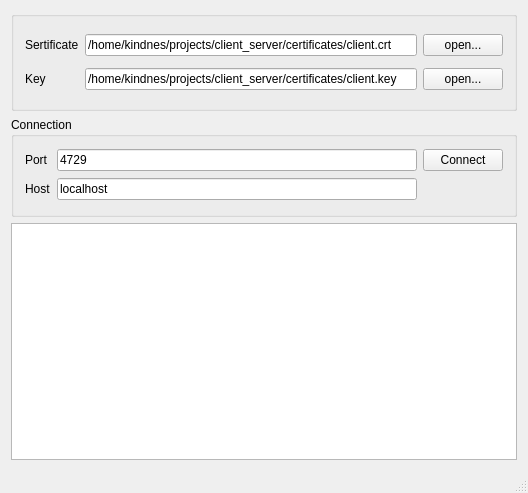
Old version of the form client/mainwindow.ui in the repository Dobr1802/QSsl_chat_v.2.
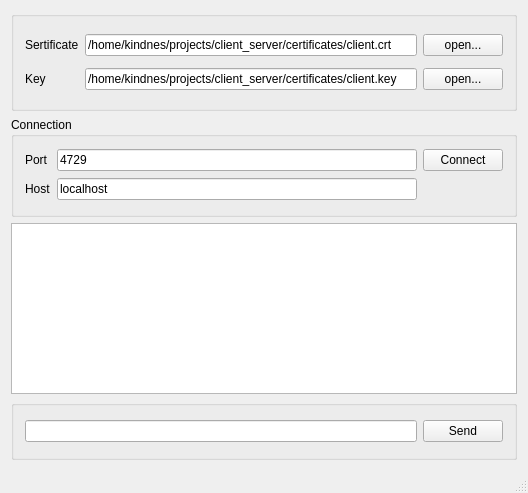
New version of the form.

Commit message: add client sending msg

What changed in the file:
```diff
--- a/client/mainwindow.ui
+++ b/client/mainwindow.ui
@@ -144,7 +144,38 @@
      </widget>
     </item>
     <item>
-     <widget class="QTextEdit" name="textEdit"/>
+     <widget class="QTextEdit" name="logTextEdit"/>
+    </item>
+    <item>
+     <widget class="QGroupBox" name="groupBox_3">
+      <property name="minimumSize">
+       <size>
+        <width>0</width>
+        <height>60</height>
+       </size>
+      </property>
+      <property name="maximumSize">
+       <size>
+        <width>16777215</width>
+        <height>60</height>
+       </size>
+      </property>
+      <property name="title">
+       <string/>
+      </property>
+      <layout class="QHBoxLayout" name="horizontalLayout">
+       <item>
+        <widget class="QLineEdit" name="sendingMsgLineEdit"/>
+       </item>
+       <item>
+        <widget class="QPushButton" name="sendPushButton">
+         <property name="text">
+          <string>Send</string>
+         </property>
+        </widget>
+       </item>
+      </layout>
+     </widget>
     </item>
    </layout>
   </widget>
```
The commit also changes 6 other files.
